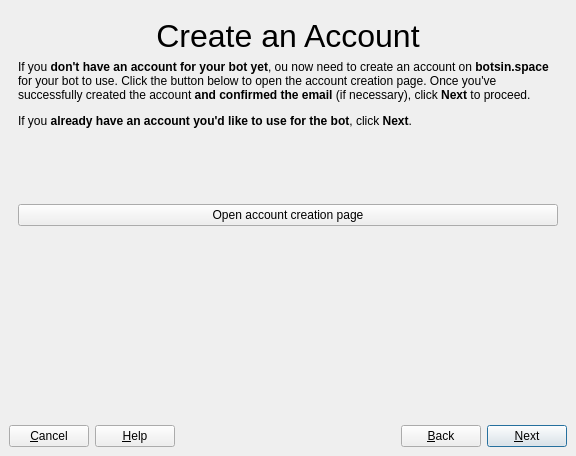
Qt form gui/wzd_createbot.ui (Lynnesbian/OldFediBooks) before a commit.
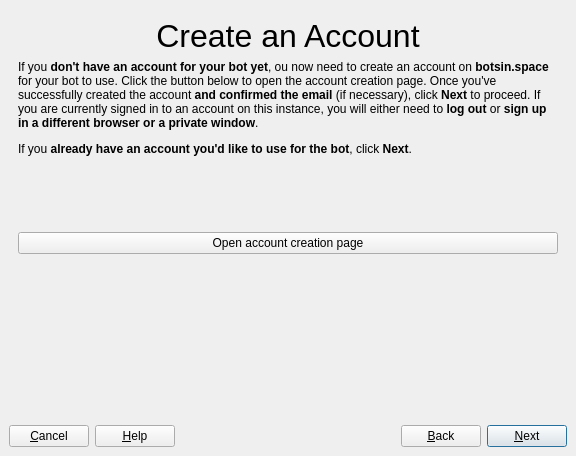
The same form after that commit. The open tabs and pages were chosen to show the change. Icons and pictures are not drawn.

Commit message: added a note about creating an account on an instance you're currently signed in on

Patch:
```diff
--- a/gui/wzd_createbot.ui
+++ b/gui/wzd_createbot.ui
@@ -232,7 +232,7 @@
                  </sizepolicy>
                 </property>
                 <property name="text">
-                 <string>&lt;html&gt;&lt;head/&gt;&lt;body&gt;&lt;p&gt;If you &lt;span style=&quot; font-weight:600;&quot;&gt;don't have an account for your bot yet&lt;/span&gt;, ou now need to create an account on &lt;span style=&quot; font-weight:600;&quot;&gt;botsin.space&lt;/span&gt; for your bot to use. Click the button below to open the account creation page. Once you've successfully created the account &lt;span style=&quot; font-weight:600;&quot;&gt;and confirmed the email &lt;/span&gt;(if necessary), click &lt;span style=&quot; font-weight:600;&quot;&gt;Next&lt;/span&gt; to proceed. &lt;/p&gt;&lt;p&gt;If you &lt;span style=&quot; font-weight:600;&quot;&gt;already have an account you'd like to use for the bot&lt;/span&gt;, click &lt;span style=&quot; font-weight:600;&quot;&gt;Next&lt;/span&gt;.&lt;/p&gt;&lt;/body&gt;&lt;/html&gt;</string>
+                 <string>&lt;html&gt;&lt;head/&gt;&lt;body&gt;&lt;p&gt;If you &lt;span style=&quot; font-weight:600;&quot;&gt;don't have an account for your bot yet&lt;/span&gt;, ou now need to create an account on &lt;span style=&quot; font-weight:600;&quot;&gt;botsin.space&lt;/span&gt; for your bot to use. Click the button below to open the account creation page. Once you've successfully created the account &lt;span style=&quot; font-weight:600;&quot;&gt;and confirmed the email &lt;/span&gt;(if necessary), click &lt;span style=&quot; font-weight:600;&quot;&gt;Next&lt;/span&gt; to proceed. If you are currently signed in to an account on this instance, you will either need to &lt;span style=&quot; font-weight:600;&quot;&gt;log out&lt;/span&gt; or &lt;span style=&quot; font-weight:600;&quot;&gt;sign up in a different browser or a private window&lt;/span&gt;.&lt;/p&gt;&lt;p&gt;If you &lt;span style=&quot; font-weight:600;&quot;&gt;already have an account you'd like to use for the bot&lt;/span&gt;, click &lt;span style=&quot; font-weight:600;&quot;&gt;Next&lt;/span&gt;.&lt;/p&gt;&lt;/body&gt;&lt;/html&gt;</string>
                 </property>
                 <property name="alignment">
                  <set>Qt::AlignLeading|Qt::AlignLeft|Qt::AlignTop</set>
```
Left out of the diff: 2 changed lines with no effect on the pictures. The commit also changes 1 other file.
